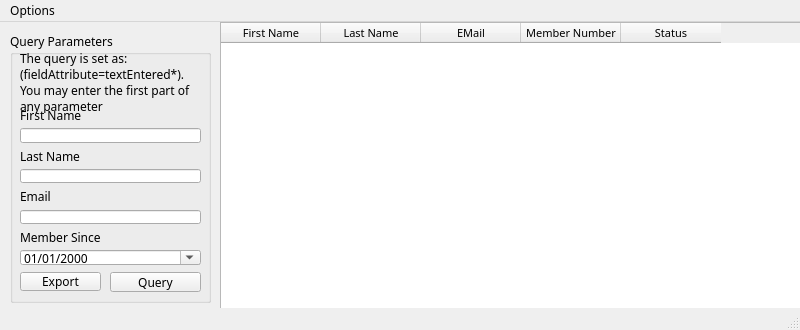
Qt form layouts/query_user.ui (dgaiero/cpieee-member-GUI) before a commit.
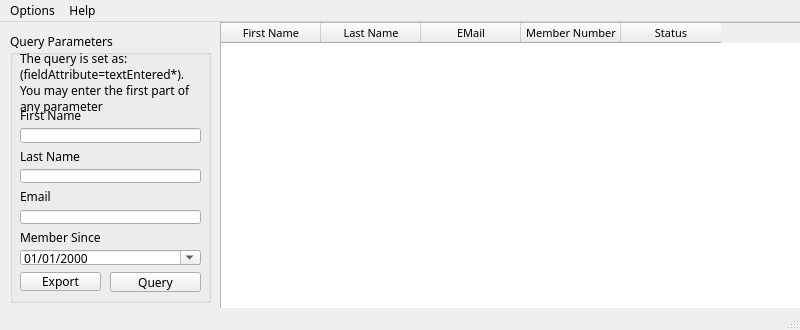
The same form after that commit.

Patch:
```diff
--- a/layouts/query_user.ui
+++ b/layouts/query_user.ui
@@ -220,7 +220,14 @@
     <addaction name="actionLogout"/>
     <addaction name="actionExit"/>
    </widget>
+   <widget class="QMenu" name="viewHelp">
+    <property name="title">
+     <string>Help</string>
+    </property>
+    <addaction name="actionAbout"/>
+   </widget>
    <addaction name="menuOptions"/>
+   <addaction name="viewHelp"/>
   </widget>
   <widget class="QStatusBar" name="statusBar"/>
   <action name="actionLogout">
```
Left out of the diff: 7 changed lines with no effect on the pictures.
